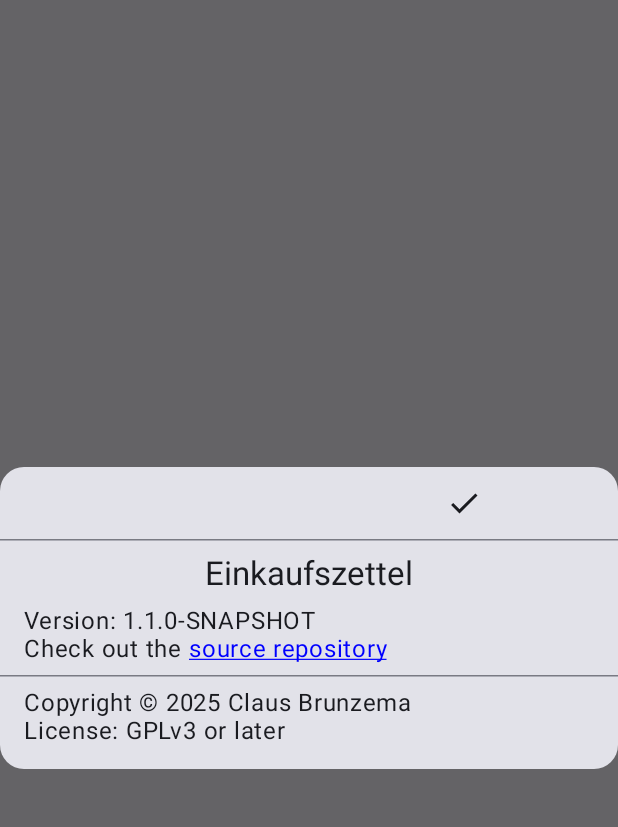
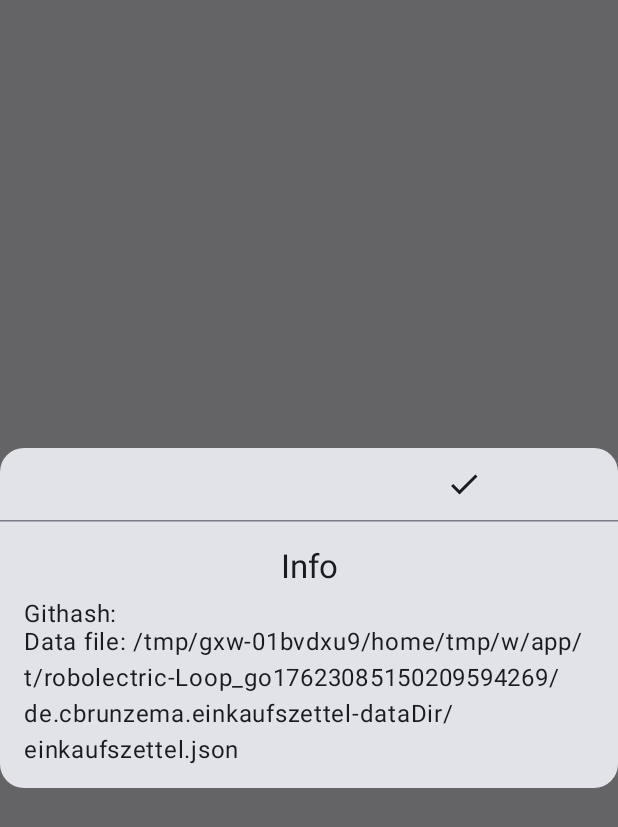
Before and after one commit to replrep/Einkaufszettel, an Android app built with Jetpack Compose: the composable InfoDialog shown on its own in the app's theme, on a phone screen of 412 x 824 dp. Shown: the top 827 px of the screen. Run offline under Robolectric (Android 15) with nearby library versions, the phone set to English and light mode, and no system bars; 2 statements that could not run were skipped.

Commit message:
add about/info dialog

```diff
--- a/app/src/main/java/de/cbrunzema/einkaufszettel/InfoDialog.kt
+++ b/app/src/main/java/de/cbrunzema/einkaufszettel/InfoDialog.kt
@@ -17,15 +17,8 @@ import androidx.compose.material3.IconButton
 import androidx.compose.material3.MaterialTheme
 import androidx.compose.material3.Text
 import androidx.compose.runtime.Composable
-import androidx.compose.runtime.remember
 import androidx.compose.ui.Modifier
-import androidx.compose.ui.graphics.Color
 import androidx.compose.ui.res.stringResource
-import androidx.compose.ui.text.LinkAnnotation
-import androidx.compose.ui.text.SpanStyle
-import androidx.compose.ui.text.buildAnnotatedString
-import androidx.compose.ui.text.style.TextDecoration
-import androidx.compose.ui.text.withLink
 import androidx.compose.ui.unit.dp
 import androidx.compose.ui.window.Dialog
 
@@ -35,19 +28,6 @@ fun InfoDialog(
 ) {
     Dialog(
         onDismissRequest = { onDismissRequest() }) {
-        val sourceRepoLabel = stringResource(R.string.source_repo)
-        val homepageLink = remember {
-            buildAnnotatedString {
-                withLink(link = LinkAnnotation.Url(sourceRepoUrl)) {
-                    append(sourceRepoLabel)
-                    addStyle(
-                        style = SpanStyle(
-                            color = Color.Blue, textDecoration = TextDecoration.Underline
-                        ), start = 0, end = sourceRepoLabel.length
-                    )
-                }
-            }
-        }
         Card(
             modifier = Modifier.fillMaxWidth(),
             shape = RoundedCornerShape(16.dp),
@@ -63,44 +43,22 @@ fun InfoDialog(
                 }
             }
             HorizontalDivider()
-            Spacer(Modifier.height(8.dp))
-            Column(modifier = Modifier.padding(horizontal = 16.dp)) {
+            Column(modifier = Modifier.padding(16.dp)) {
                 Row(
                     modifier = Modifier.fillMaxWidth(), horizontalArrangement = Arrangement.Center
                 ) {
                     Text(
-                        stringResource(R.string.app_name),
-                        style = MaterialTheme.typography.titleLarge
+                        stringResource(R.string.info), style = MaterialTheme.typography.titleLarge
                     )
                 }
                 Spacer(Modifier.height(8.dp))
-                Column(
-                    modifier = Modifier.fillMaxWidth(),
-                ) {
-                    Text(
-                        "${stringResource(R.string.version)}: ${BuildConfig.VERSION_NAME}",
-                        style = MaterialTheme.typography.bodyLarge
-                    )
-                    Row {
-                        Text(
-                            stringResource(R.string.check_out_the),
-                            style = MaterialTheme.typography.bodyLarge
-                        )
-                        Text(
-                            homepageLink, style = MaterialTheme.typography.bodyLarge
-                        )
-                    }
-                }
-            }
-            Spacer(Modifier.height(8.dp))
-            HorizontalDivider()
-            Spacer(Modifier.height(8.dp))
-            Column(modifier = Modifier.padding(horizontal = 16.dp).padding(bottom = 16.dp)) {
                 Text(
-                    stringResource(R.string.copyright), style = MaterialTheme.typography.bodyLarge
+                    "${stringResource(R.string.githash)}: ${BuildConfig.gitHash}",
+                    style = MaterialTheme.typography.bodyLarge
                 )
                 Text(
-                    stringResource(R.string.license), style = MaterialTheme.typography.bodyLarge
+                    "${stringResource(R.string.data_file)}: ${Einkaufszettel.dataFile.canonicalPath}",
+                    style = MaterialTheme.typography.bodyLarge
                 )
             }
         }
--- a/app/src/main/java/de/cbrunzema/einkaufszettel/MainViewModel.kt
+++ b/app/src/main/java/de/cbrunzema/einkaufszettel/MainViewModel.kt
@@ -94,4 +94,8 @@ class MainViewModel : ViewModel() {
     fun sortSelected() {
         items.value = renumberSortingIndices(items.value.map { it.copy(selectedSortIndex = 0) })
     }
+
+    fun unselectAll() {
+        items.value = items.value.map { it.copy(selected = false) }.toSet()
+    }
 }
--- a/app/src/main/res/values/strings.xml
+++ b/app/src/main/res/values/strings.xml
@@ -20,4 +20,6 @@
     <string name="copyright">Copyright © 2025 Claus Brunzema</string>
     <string name="license">License: GPLv3 or later</string>
     <string name="drag">drag</string>
+    <string name="githash">Githash</string>
+    <string name="data_file">Data file</string>
 </resources>
```
Also changed, not shown: app/src/main/java/de/cbrunzema/einkaufszettel/AboutDialog.kt (added, +108 -0 lines), app/src/main/java/de/cbrunzema/einkaufszettel/MainView.kt (+21 -6 lines).
